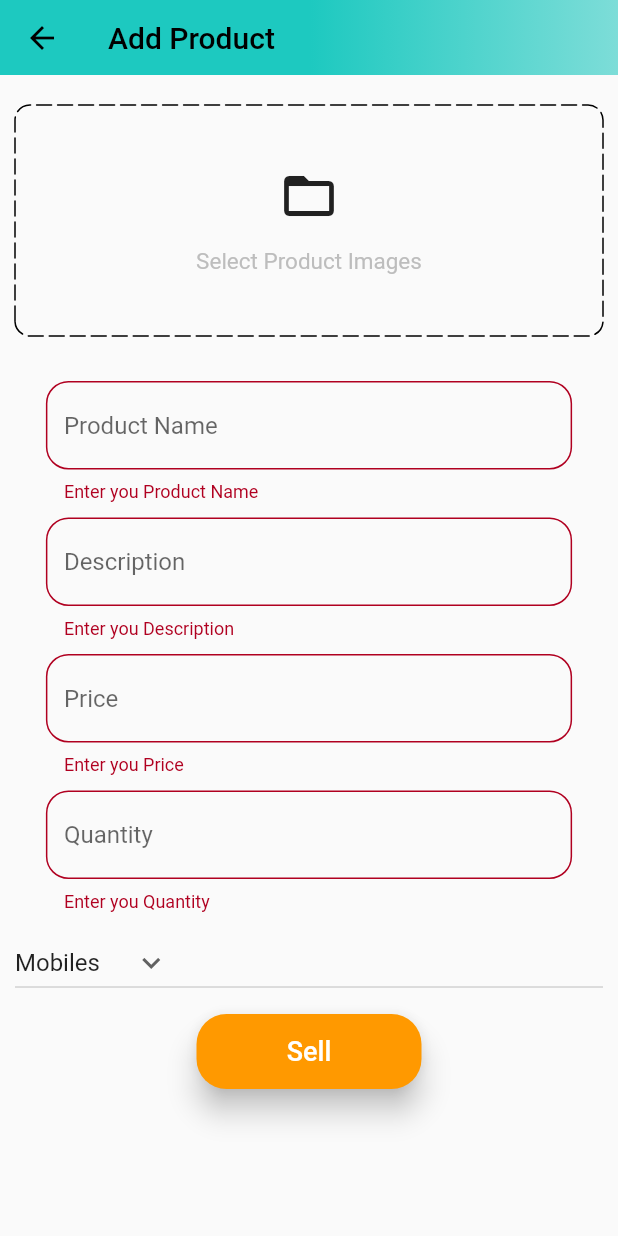
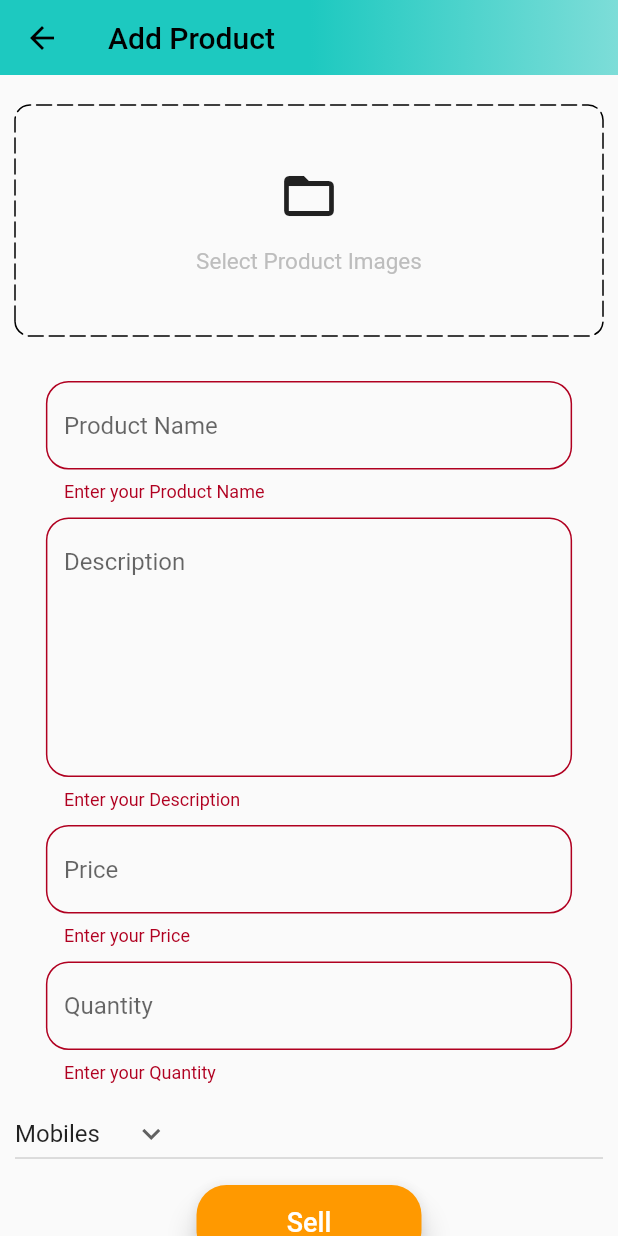
Before and after one commit to Divyanshu050303/Amazon_clone, a Flutter app: the AddProductScreen screen opened directly, after a tap on "Sell", on a phone screen of 412 x 824 dp. Run offline on Flutter 3.47's test engine with Material 2 defaults, Android fonts, the phone set to English and light mode, and no system bars; drawn by our look-alikes of dotted_border; our stand-ins replace badges, carousel_slider, shared_preferences; missing offline and left inert: cloudinary_public, pay; accounts and stored records are empty.

```diff
--- a/lib/comman/widget/Custom_TextFiled.dart
+++ b/lib/comman/widget/Custom_TextFiled.dart
@@ -3,19 +3,19 @@ import 'package:flutter/material.dart';
 class CustomTextField extends StatelessWidget {
   final TextEditingController controller;
   final String hintText;
-
-  // final Icons icon;
+  final int maxLines;
   const CustomTextField({
-    super.key,
+    Key? key,
     required this.controller,
     required this.hintText,
-  });
+    this.maxLines = 1,
+  }) : super(key: key);
 
   @override
   Widget build(BuildContext context) {
     MediaQueryData mediaQueryData = MediaQuery.of(context);
     return Padding(
-      padding: EdgeInsets.only(
+      padding:    EdgeInsets.only(
           left: mediaQueryData.size.width * 0.05,
           right: mediaQueryData.size.width * 0.05),
       child: TextFormField(
@@ -23,17 +23,22 @@ class CustomTextField extends StatelessWidget {
         decoration: InputDecoration(
             hintText: hintText,
             border:   OutlineInputBorder(
-              borderRadius: BorderRadius.circular(15),
-                borderSide: const BorderSide(color: Colors.black)),
+                borderRadius: BorderRadius.circular(15),
+                borderSide: BorderSide(
+                  color: Colors.black38,
+                )),
             enabledBorder:   OutlineInputBorder(
                 borderRadius: BorderRadius.circular(15),
-                borderSide: BorderSide(color: Colors.black))),
+                borderSide: BorderSide(
+                  color: Colors.black38,
+                ))),
         validator: (val) {
-          if(val==null || val.isEmpty){
-            return 'Enter you $hintText';
+          if (val == null || val.isEmpty) {
+            return 'Enter your $hintText';
           }
           return null;
         },
+        maxLines: maxLines,
       ),
     );
   }
```
